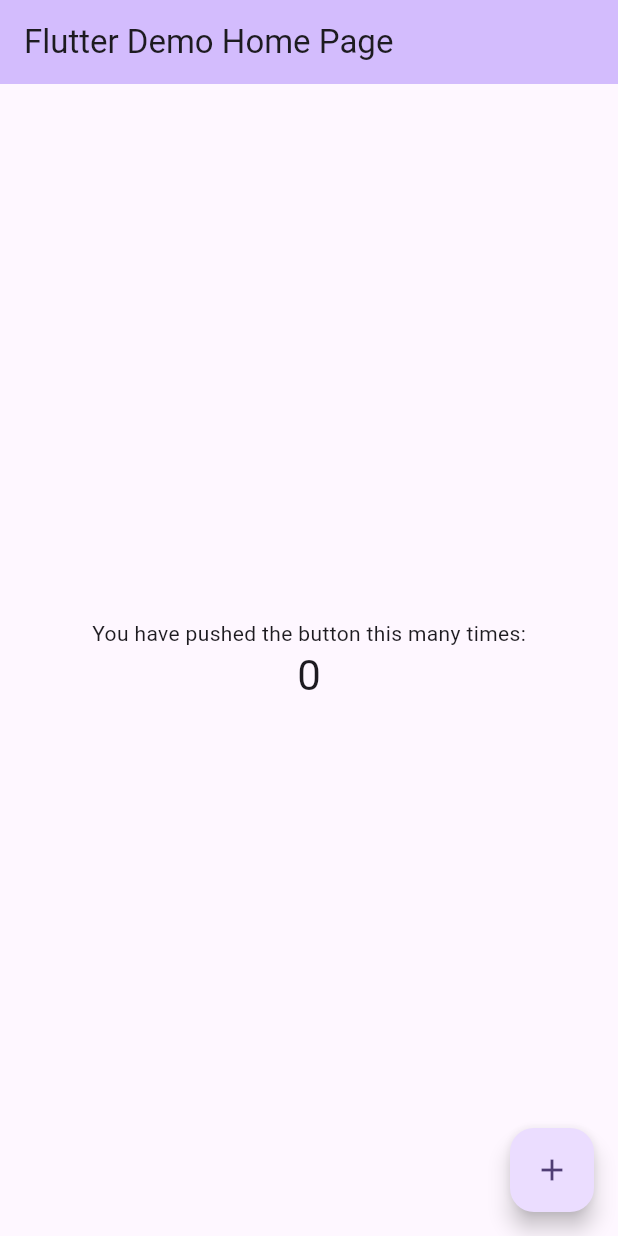
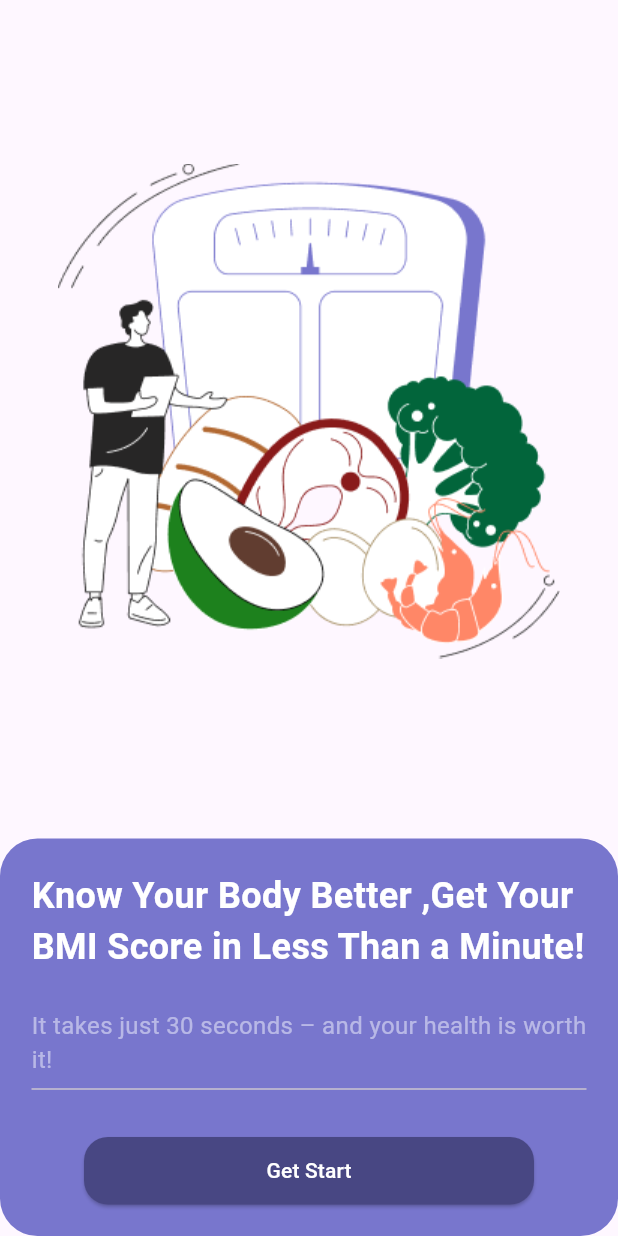
Before and after one commit to MohammedEmadSelim/bmi, a Flutter app: the screen it shows after launch, on a phone screen of 412 x 824 dp. Run offline on Flutter 3.47's test engine with Material 3 defaults, Android fonts, the phone set to English and light mode, and no system bars.

Commit message:
onboarding screen

```diff
--- /dev/null
+++ b/lib/core/theme/colors.dart
@@ -0,0 +1,9 @@
+import 'dart:ui';
+
+class AppColors{
+static const  Color primary = Color(0xff7876CD);
+static const  Color darkPurple = Color(0xff484783);
+static const  Color white = Color(0xffFFFFFF);
+static const Color greyWhite = Color(0x80F8F9FF); // 50% opacity greyish-white color
+
+}
--- a/lib/main.dart
+++ b/lib/main.dart
@@ -1,3 +1,4 @@
+import 'package:bmi/core/theme/colors.dart';
 import 'package:flutter/material.dart';
 
 void main() {
@@ -30,93 +31,79 @@ class MyApp extends StatelessWidget {
         // tested with just a hot reload.
         colorScheme: ColorScheme.fromSeed(seedColor: Colors.deepPurple),
       ),
-      home: const MyHomePage(title: 'Flutter Demo Home Page'),
+      home: OnBoarding(),
     );
   }
 }
 
-class MyHomePage extends StatefulWidget {
-  const MyHomePage({super.key, required this.title});
-
-  // This widget is the home page of your application. It is stateful, meaning
-  // that it has a State object (defined below) that contains fields that affect
-  // how it looks.
-
-  // This class is the configuration for the state. It holds the values (in this
-  // case the title) provided by the parent (in this case the App widget) and
-  // used by the build method of the State. Fields in a Widget subclass are
-  // always marked "final".
-
-  final String title;
-
-  @override
-  State<MyHomePage> createState() => _MyHomePageState();
-}
-
-class _MyHomePageState extends State<MyHomePage> {
-  int _counter = 0;
-
-  void _incrementCounter() {
-    setState(() {
-      // This call to setState tells the Flutter framework that something has
-      // changed in this State, which causes it to rerun the build method below
-      // so that the display can reflect the updated values. If we changed
-      // _counter without calling setState(), then the build method would not be
-      // called again, and so nothing would appear to happen.
-      _counter++;
-    });
-  }
-
+class OnBoarding extends StatelessWidget {
   @override
   Widget build(BuildContext context) {
-    // This method is rerun every time setState is called, for instance as done
-    // by the _incrementCounter method above.
-    //
-    // The Flutter framework has been optimized to make rerunning build methods
-    // fast, so that you can just rebuild anything that needs updating rather
-    // than having to individually change instances of widgets.
+    // TODO: implement build
     return Scaffold(
-      appBar: AppBar(
-        // TRY THIS: Try changing the color here to a specific color (to
-        // Colors.amber, perhaps?) and trigger a hot reload to see the AppBar
-        // change color while the other colors stay the same.
-        backgroundColor: Theme.of(context).colorScheme.inversePrimary,
-        // Here we take the value from the MyHomePage object that was created by
-        // the App.build method, and use it to set our appbar title.
-        title: Text(widget.title),
+      appBar: AppBar(),
+      body: Column(
+        mainAxisAlignment: MainAxisAlignment.end,
+
+        crossAxisAlignment: CrossAxisAlignment.center,
+        children: [
+          Image.asset('assets/images/first_img.png'),
+          SizedBox(height: 120),
+          Container(
+            decoration: BoxDecoration(
+              color: AppColors.primary,
+              borderRadius: BorderRadius.circular(25),
             ),
-      body: Center(
-        // Center is a layout widget. It takes a single child and positions it
-        // in the middle of the parent.
+            child: Padding(
+              padding: EdgeInsets.all(21),
               child: Column(
-          // Column is also a layout widget. It takes a list of children and
-          // arranges them vertically. By default, it sizes itself to fit its
-          // children horizontally, and tries to be as tall as its parent.
-          //
-          // Column has various properties to control how it sizes itself and
-          // how it positions its children. Here we use mainAxisAlignment to
-          // center the children vertically; the main axis here is the vertical
-          // axis because Columns are vertical (the cross axis would be
-          // horizontal).
-          //
-          // TRY THIS: Invoke "debug painting" (choose the "Toggle Debug Paint"
-          // action in the IDE, or press "p" in the console), to see the
-          // wireframe for each widget.
-          mainAxisAlignment: MainAxisAlignment.center,
-          children: <Widget>[
-            const Text('You have pushed the button this many times:'),
+                children: [
                   Text(
-              '$_counter',
-              style: Theme.of(context).textTheme.headlineMedium,
+                    'Know Your Body Better ,Get Your BMI Score in Less Than a Minute!',
+                    style: TextStyle(
+                      fontWeight: FontWeight.w700,
+                      fontSize: 24,
+                      color: AppColors.white,
+                    ),
+                  ),
+                  SizedBox(height: 24),
+                  Text(
+                    'It takes just 30 seconds – and your health is worth it!',
+                    style: TextStyle(
+                      fontWeight: FontWeight.w400,
+                      fontSize: 16,
+                      color: AppColors.greyWhite,
+                    ),
+                  ),
+                  Divider(),
+                  SizedBox(height: 24),
+                  SizedBox(
+                    width: 300,
+                    height: 45,
+                    child: ElevatedButton(
+                      onPressed: () {},
+                      child: Text(
+                        "Get Start",
+                        style: TextStyle(color: Colors.white),
+                      ),
+
+                      style: ElevatedButton.styleFrom(
+                        shape: RoundedRectangleBorder(
+                          borderRadius: BorderRadius.circular(
+                            16,
+                          ), // Adjust the radius here
+                        ),
+
+                        backgroundColor: AppColors.darkPurple,
+                      ),
+                    ),
                   ),
                 ],
               ),
             ),
-      floatingActionButton: FloatingActionButton(
-        onPressed: _incrementCounter,
-        tooltip: 'Increment',
-        child: const Icon(Icons.add),
-      ), // This trailing comma makes auto-formatting nicer for build methods.
+          ),
+        ],
+      ),
     );
   }
 }
--- a/pubspec.yaml
+++ b/pubspec.yaml
@@ -58,8 +58,8 @@ flutter:
   uses-material-design: true
 
   # To add assets to your application, add an assets section, like this:
-  # assets:
-  #   - images/a_dot_burr.jpeg
+  assets:
+     - assets/images/
   #   - images/a_dot_ham.jpeg
 
   # An image asset can refer to one or more resolution-specific "variants", see
```
Also changed, not shown: assets/images/first_img.png (added). Lines whose indentation alone changed are shown as unchanged.
